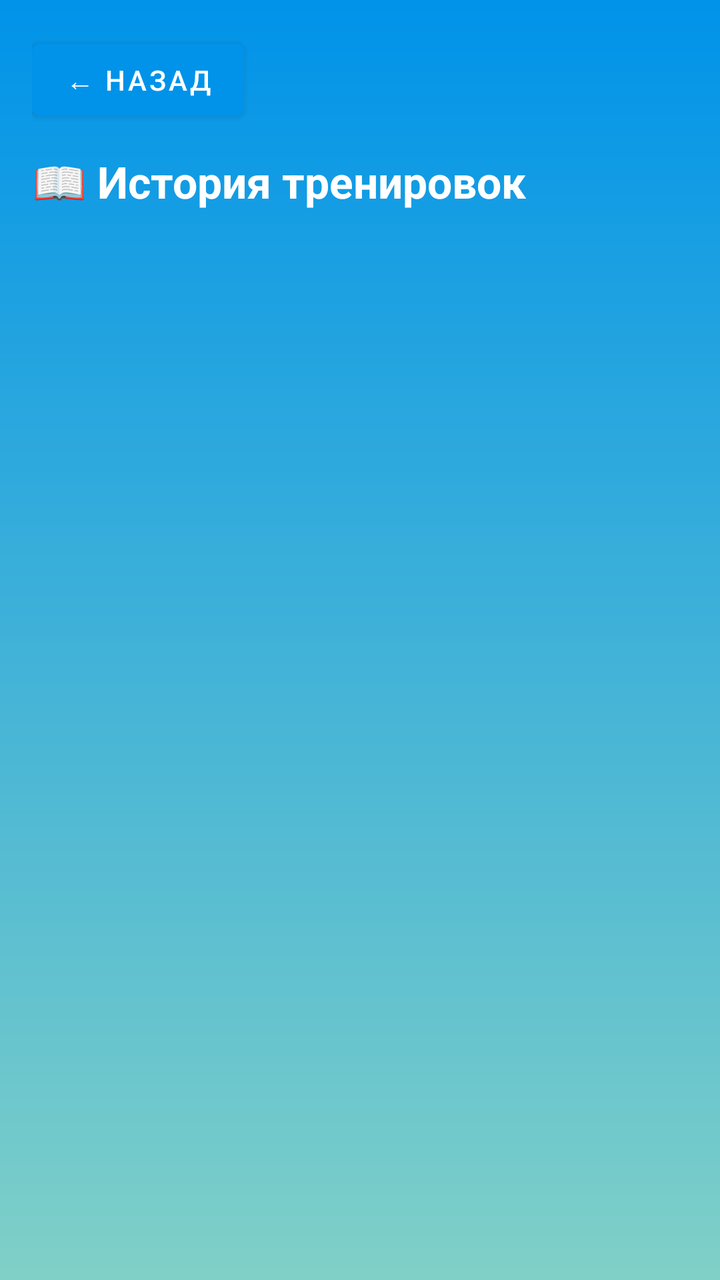
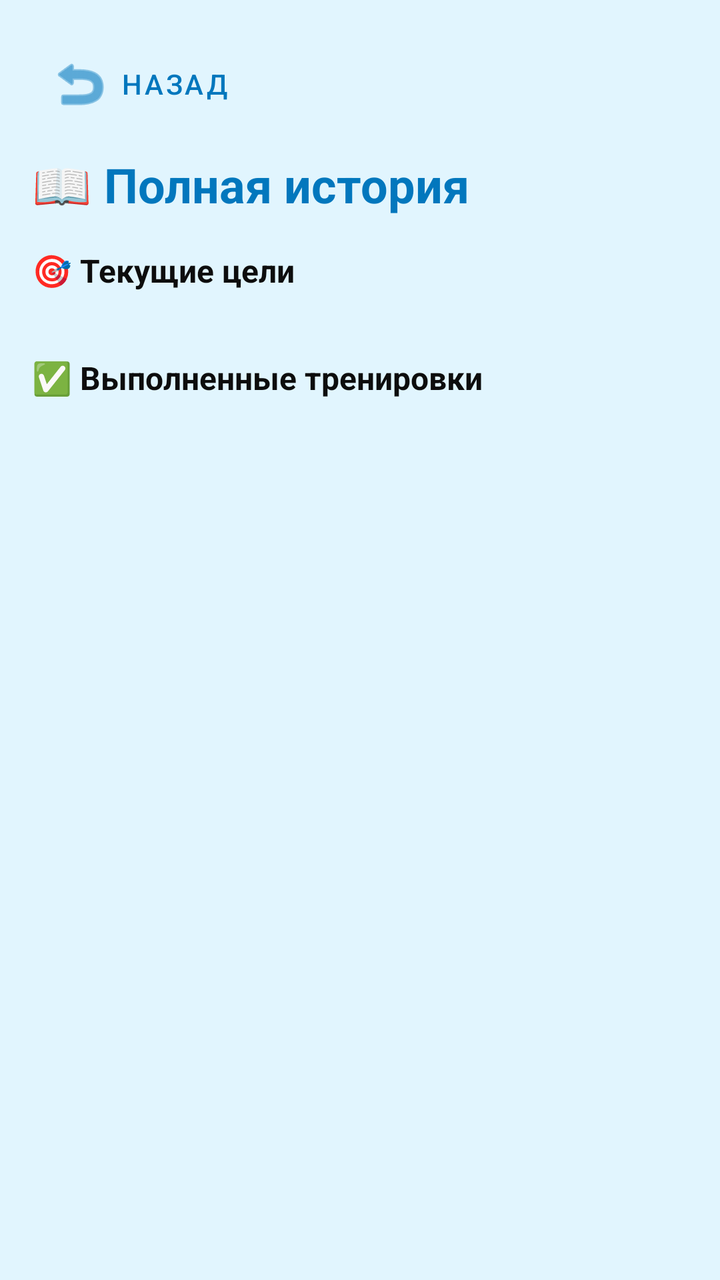

The first picture is an Android layout as it rendered before a commit; the second is the same layout after the commit. The layout source and the unified diff follow.
<!-- AndroidManifest.xml: application theme Theme.AquaTime -->
<!-- res/layout/fragment_history_full.xml -->
<?xml version="1.0" encoding="utf-8"?>
<ScrollView xmlns:android="http://schemas.android.com/apk/res/android"
    android:layout_width="match_parent"
    android:layout_height="match_parent"
    android:background="@drawable/bg_gradient"
    android:padding="16dp">

    <LinearLayout
        android:layout_width="match_parent"
        android:layout_height="wrap_content"
        android:orientation="vertical">

        
        <Button
            android:id="@+id/btn_back"
            android:layout_width="wrap_content"
            android:layout_height="wrap_content"
            android:text="← Назад"
            android:backgroundTint="@color/aqua_primary"
            android:textColor="@android:color/white"
            android:layout_marginBottom="12dp" />

        
        <TextView
            android:layout_width="match_parent"
            android:layout_height="wrap_content"
            android:text="📖 История тренировок"
            android:textSize="22sp"
            android:textStyle="bold"
            android:textColor="@android:color/white"
            android:layout_marginBottom="16dp" />

        
        <LinearLayout
            android:id="@+id/history_list"
            android:layout_width="match_parent"
            android:layout_height="wrap_content"
            android:orientation="vertical" />

    </LinearLayout>
</ScrollView>
<!-- resources referenced by this layout -->
<resources>
  <color name="aqua_primary">#0093E9</color>
  <!-- drawable bg_gradient (drawable) -->
  <shape xmlns:android="http://schemas.android.com/apk/res/android">
      <gradient
          android:type="linear"
          android:startColor="#0093E9"
          android:endColor="#80D0C7"
          android:angle="270"/>
  </shape>
  <style name="Theme.AquaTime" parent="Theme.MaterialComponents.DayNight.NoActionBar">
          
          <item name="colorPrimary">@color/aqua_primary</item>
          <item name="colorPrimaryVariant">@color/aqua_secondary</item>
          <item name="colorOnPrimary">@android:color/white</item>
  
          <item name="colorSecondary">@color/aqua_accent</item>
          <item name="colorSecondaryVariant">@color/aqua_primary</item>
          <item name="colorOnSecondary">@android:color/white</item>
  
          
          <item name="android:colorBackground">@color/background_light</item>
  
          
          <item name="android:textColor">@color/text_primary</item>
      </style>
  <color name="aqua_secondary">#80D0C7</color>
  <color name="aqua_accent">#0077B6</color>
  <color name="background_light">#F4FAFF</color>
  <color name="text_primary">#0D0D0D</color>
</resources>

<!-- the commit's change to res/layout/fragment_history_full.xml (unified diff, before → after) -->
@@ -1,41 +1,66 @@
 <?xml version="1.0" encoding="utf-8"?>
-<ScrollView xmlns:android="http://schemas.android.com/apk/res/android"
+<androidx.core.widget.NestedScrollView xmlns:android="http://schemas.android.com/apk/res/android"
+    xmlns:app="http://schemas.android.com/apk/res-auto"
     android:layout_width="match_parent"
     android:layout_height="match_parent"
-    android:background="@drawable/bg_gradient"
-    android:padding="16dp">
+    android:background="@color/aqua_light"
+    android:fillViewport="true">
 
     <LinearLayout
         android:layout_width="match_parent"
         android:layout_height="wrap_content"
-        android:orientation="vertical">
+        android:orientation="vertical"
+        android:padding="16dp">
 
-        
-        <Button
+        <com.google.android.material.button.MaterialButton
             android:id="@+id/btn_back"
+            style="@style/Widget.MaterialComponents.Button.TextButton.Icon"
             android:layout_width="wrap_content"
             android:layout_height="wrap_content"
-            android:text="← Назад"
-            android:backgroundTint="@color/aqua_primary"
-            android:textColor="@android:color/white"
-            android:layout_marginBottom="12dp" />
+            android:text="Назад"
+            android:textColor="@color/aqua_deep"
+            app:icon="@android:drawable/ic_menu_revert"
+            app:iconTint="@color/aqua_deep" />
 
-        
         <TextView
             android:layout_width="match_parent"
             android:layout_height="wrap_content"
-            android:text="📖 История тренировок"
-            android:textSize="22sp"
+            android:text="📖 Полная история"
+            android:textSize="24sp"
             android:textStyle="bold"
-            android:textColor="@android:color/white"
+            android:textColor="@color/aqua_deep"
+            android:layout_marginTop="8dp"
             android:layout_marginBottom="16dp" />
 
-        
+        <TextView
+            android:layout_width="wrap_content"
+            android:layout_height="wrap_content"
+            android:text="🎯 Текущие цели"
+            android:textSize="16sp"
+            android:textStyle="bold"
+            android:layout_marginBottom="8dp"/>
+
+        <LinearLayout
+            android:id="@+id/goals_container"
+            android:layout_width="match_parent"
+            android:layout_height="wrap_content"
+            android:orientation="vertical"
+            android:layout_marginBottom="24dp" />
+
+        <TextView
+            android:layout_width="wrap_content"
+            android:layout_height="wrap_content"
+            android:text="✅ Выполненные тренировки"
+            android:textSize="16sp"
+            android:textStyle="bold"
+            android:layout_marginBottom="8dp"/>
+
         <LinearLayout
             android:id="@+id/history_list"
             android:layout_width="match_parent"
             android:layout_height="wrap_content"
             android:orientation="vertical" />
 
+        <View android:layout_width="match_parent" android:layout_height="80dp" />
     </LinearLayout>
-</ScrollView>
+</androidx.core.widget.NestedScrollView>
<!-- resource entries referenced after the edit -->
@@ -1,14 +1,8 @@
 <!-- resources referenced by this layout -->
 <resources>
+  <color name="aqua_deep">#0277BD</color>
+  <color name="aqua_light">#E1F5FE</color>
   <color name="aqua_primary">#0093E9</color>
-  <!-- drawable bg_gradient (drawable) -->
-  <shape xmlns:android="http://schemas.android.com/apk/res/android">
-      <gradient
-          android:type="linear"
-          android:startColor="#0093E9"
-          android:endColor="#80D0C7"
-          android:angle="270"/>
-  </shape>
   <style name="Theme.AquaTime" parent="Theme.MaterialComponents.DayNight.NoActionBar">
           
           <item name="colorPrimary">@color/aqua_primary</item>
